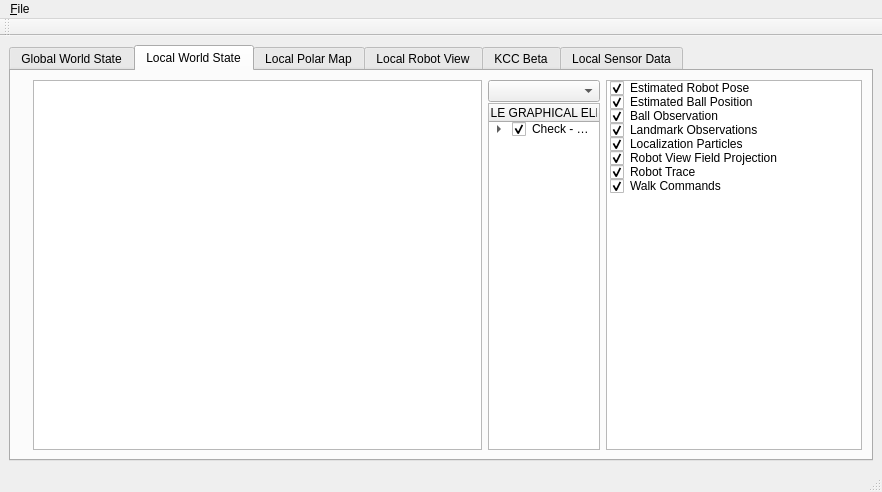
This is GUITools/KMonitor/KMonitor.ui in kouretes/Monas as Qt 5 draws it before an edit. The edited form follows.
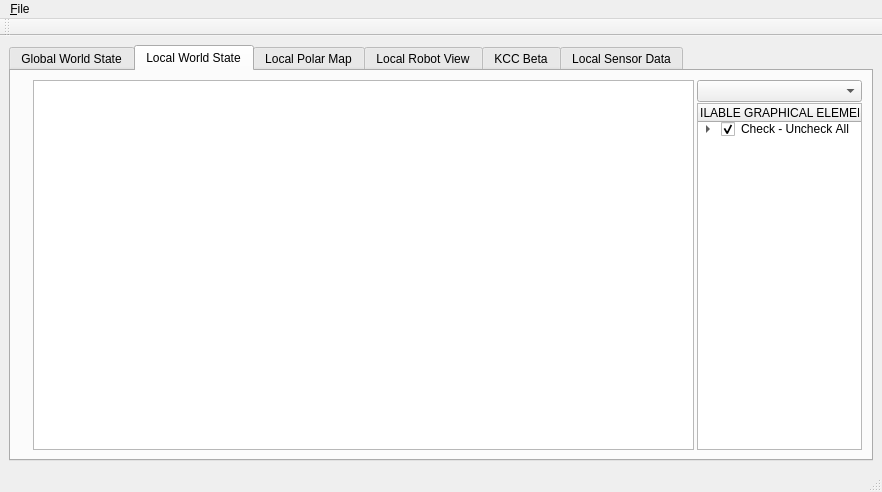
This is the edited form. Custom widgets are drawn as their Qt base class.

Commit message: Temp treewidget

What changed in the file:
```diff
--- a/GUITools/KMonitor/KMonitor.ui
+++ b/GUITools/KMonitor/KMonitor.ui
@@ -84,7 +84,10 @@
          </widget>
         </item>
         <item>
-         <layout class="QHBoxLayout" name="horizontalLayout" stretch="4,1,0">
+         <layout class="QHBoxLayout" name="horizontalLayout" stretch="4,1">
+          <property name="spacing">
+           <number>3</number>
+          </property>
           <item>
            <widget class="KGraphicsView" name="LWSGraphicsView"/>
           </item>
@@ -110,9 +113,17 @@
                <property name="text">
                 <string>Check - Uncheck All</string>
                </property>
+               <property name="font">
+                <font>
+                 <kerning>false</kerning>
+                </font>
+               </property>
                <property name="checkState">
                 <enum>Checked</enum>
                </property>
+               <property name="flags">
+                <set>ItemIsSelectable|ItemIsUserCheckable|ItemIsEnabled</set>
+               </property>
                <item>
                 <property name="text">
                  <string>Estimated Robot Pose</string>
@@ -142,74 +153,6 @@
             </item>
            </layout>
           </item>
-          <item>
-           <widget class="QListWidget" name="LWSListWidget">
-            <item>
-             <property name="text">
-              <string>Estimated Robot Pose</string>
-             </property>
-             <property name="checkState">
-              <enum>Checked</enum>
-             </property>
-            </item>
-            <item>
-             <property name="text">
-              <string>Estimated Ball Position </string>
-             </property>
-             <property name="checkState">
-              <enum>Checked</enum>
-             </property>
-            </item>
-            <item>
-             <property name="text">
-              <string>Ball Observation</string>
-             </property>
-             <property name="checkState">
-              <enum>Checked</enum>
-             </property>
-            </item>
-            <item>
-             <property name="text">
-              <string>Landmark Observations</string>
-             </property>
-             <property name="checkState">
-              <enum>Checked</enum>
-             </property>
-            </item>
-            <item>
-             <property name="text">
-              <string>Localization Particles</string>
-             </property>
-             <property name="checkState">
-              <enum>Checked</enum>
-             </property>
-            </item>
-            <item>
-             <property name="text">
-              <string>Robot View Field Projection</string>
-             </property>
-             <property name="checkState">
-              <enum>Checked</enum>
-             </property>
-            </item>
-            <item>
-             <property name="text">
-              <string>Robot Trace</string>
-             </property>
-             <property name="checkState">
-              <enum>Checked</enum>
-             </property>
-            </item>
-            <item>
-             <property name="text">
-              <string>Walk Commands</string>
-             </property>
-             <property name="checkState">
-              <enum>Checked</enum>
-             </property>
-            </item>
-           </widget>
-          </item>
          </layout>
         </item>
        </layout>
```
